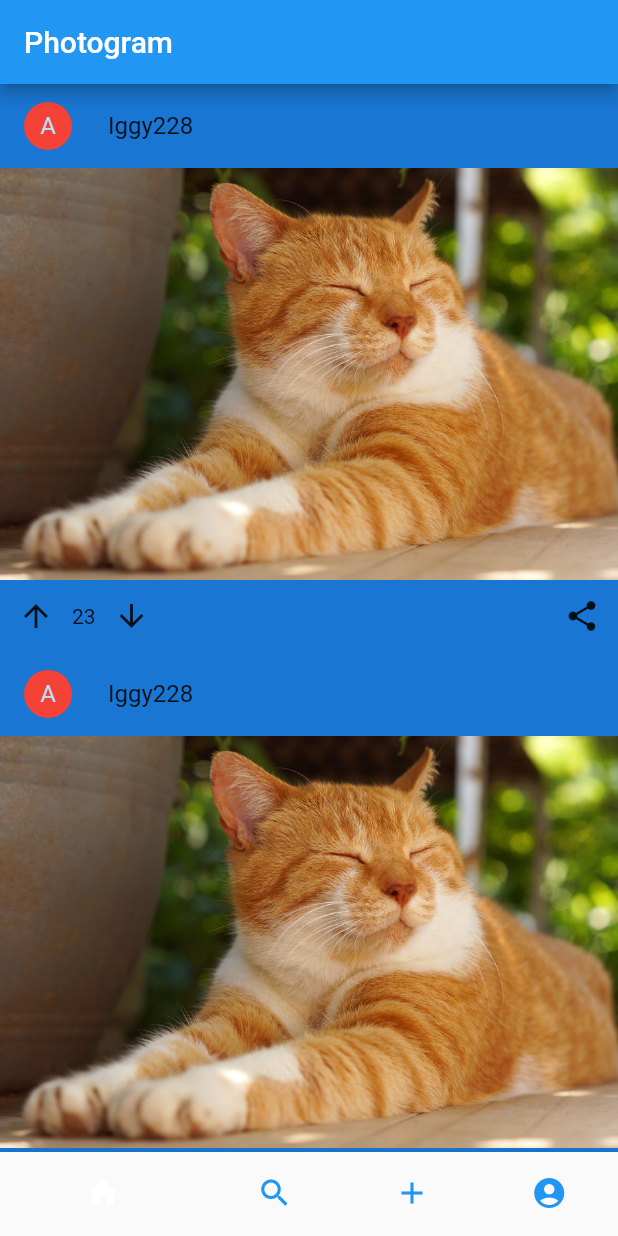
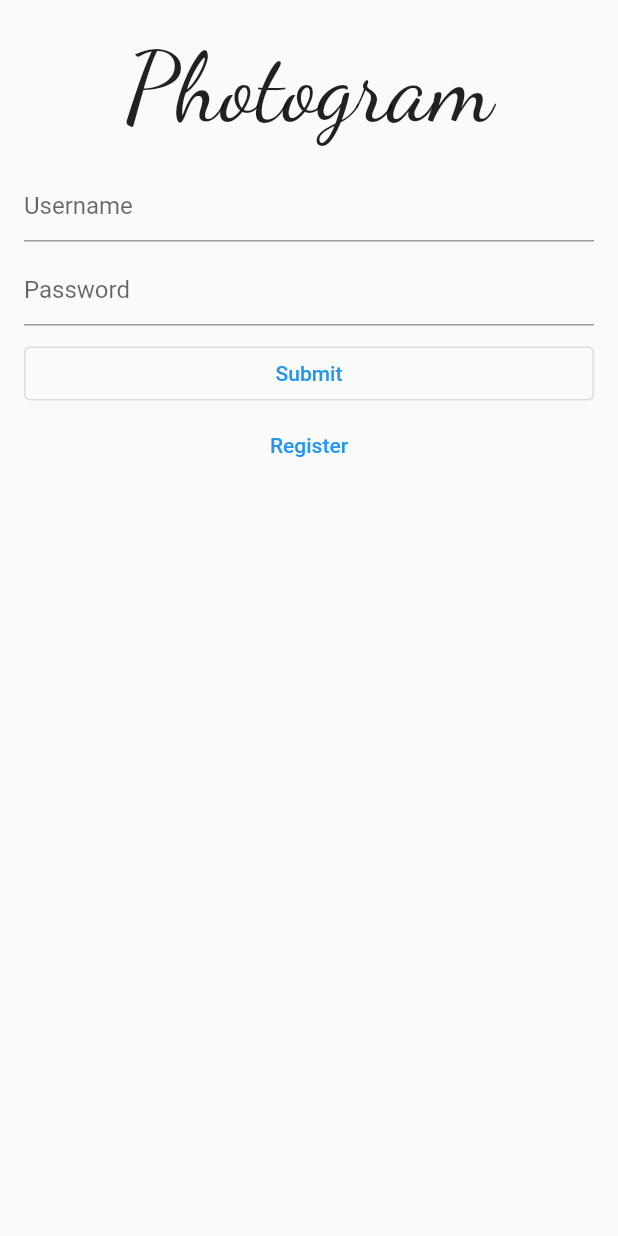
Before and after one commit to iggy228/Photogram, a Flutter app: the screen it shows after launch, on a phone screen of 412 x 824 dp. Run offline on Flutter 3.47's test engine with Material 2 defaults, Android fonts, the phone set to English and light mode, and no system bars.

Commit message:
Make basic design for login and register form.

```diff
--- a/lib/main.dart
+++ b/lib/main.dart
@@ -1,5 +1,5 @@
 import 'package:flutter/material.dart';
-import 'package:photo_gram/screen/navigation_bar_screen.dart';
+import 'package:photo_gram/screens/auth/auth.dart';
 
 void main() {
   runApp(MyApp());
@@ -11,9 +11,7 @@ class MyApp extends StatelessWidget {
   Widget build(BuildContext context) {
     return MaterialApp(
       title: 'Flutter Demo',
-      routes: {
-        '/': (context) => NavigationBarScreen(),
-      },
+      home: Auth(),
       darkTheme: ThemeData(
         brightness: Brightness.dark,
         primaryColor: Colors.grey[900],
@@ -21,7 +19,11 @@ class MyApp extends StatelessWidget {
         accentColor: Colors.white,
         iconTheme: IconThemeData(
           color: Colors.white
-        )
+        ),
+        inputDecorationTheme: InputDecorationTheme(
+          border: OutlineInputBorder(),
+          focusedBorder: OutlineInputBorder(),
+        ),
       ),
     );
   }
--- /dev/null
+++ b/lib/screens/auth/auth.dart
@@ -0,0 +1,24 @@
+import 'package:flutter/material.dart';
+import 'package:photo_gram/screens/auth/login.dart';
+import 'package:photo_gram/screens/auth/register.dart';
+
+class Auth extends StatefulWidget {
+  @override
+  _AuthState createState() => _AuthState();
+}
+
+class _AuthState extends State<Auth> {
+
+  bool showLogin = true;
+
+  void showLoginHandler() => setState(() => showLogin = !showLogin);
+
+  @override
+  Widget build(BuildContext context) {
+    return Scaffold(
+      body: SafeArea(
+        child: showLogin ? Login(showLoginHandler) : Register(showLoginHandler),
+      ),
+    );
+  }
+}
--- /dev/null
+++ b/lib/screens/auth/login.dart
@@ -0,0 +1,64 @@
+import 'package:flutter/material.dart';
+
+class Login extends StatefulWidget {
+
+  final VoidCallback showRegisterHandler;
+
+  Login(this.showRegisterHandler);
+
+  @override
+  _LoginState createState() => _LoginState();
+}
+
+class _LoginState extends State<Login> {
+
+  final GlobalKey _formKey = GlobalKey<FormState>();
+
+  String username = '';
+  String password = '';
+
+  @override
+  Widget build(BuildContext context) {
+    return Container(
+      margin: EdgeInsets.fromLTRB(16.0, 20.0, 16.0, 0.0),
+      child: Form(
+        key: _formKey,
+        child: Column(
+          crossAxisAlignment: CrossAxisAlignment.stretch,
+          children: <Widget>[
+            Text(
+              'Photogram',
+              style: TextStyle(
+                fontSize: 64.0,
+                fontFamily: 'DancingScript'
+              ),
+              textAlign: TextAlign.center,
+            ),
+            SizedBox(height: 16.0),
+            // username field
+            TextFormField(
+              decoration: InputDecoration(hintText: 'Username'),
+              onChanged: (String val) => setState(() => username = val),
+            ),
+            SizedBox(height: 8.0),
+            // password field
+            TextFormField(
+              obscureText: true,
+              decoration: InputDecoration(hintText: 'Password'),
+              onChanged: (String val) => setState(() => password = val),
+            ),
+            SizedBox(height: 8.0),
+            OutlinedButton(
+              onPressed: () {},
+              child: Text('Submit'),
+            ),
+            TextButton(
+              onPressed: widget.showRegisterHandler,
+              child: Text('Register'),
+            ),
+          ],
+        ),
+      ),
+    );
+  }
+}
--- /dev/null
+++ b/lib/screens/auth/register.dart
@@ -0,0 +1,63 @@
+import 'package:flutter/material.dart';
+
+class Register extends StatefulWidget {
+
+  final VoidCallback showLoginHandler;
+
+  Register(this.showLoginHandler);
+
+  @override
+  _RegisterState createState() => _RegisterState();
+}
+
+class _RegisterState extends State<Register> {
+
+  final GlobalKey _formKey = GlobalKey<FormState>();
+
+  String username = '';
+  String password = '';
+  String confirmPassword = '';
+
+  @override
+  Widget build(BuildContext context) {
+    return Container(
+      margin: EdgeInsets.fromLTRB(16.0, 20.0, 16.0, 0.0),
+      child: Form(
+        key: _formKey,
+        child: Column(
+          crossAxisAlignment: CrossAxisAlignment.stretch,
+          children: <Widget>[
+            // username field
+            TextFormField(
+              decoration: InputDecoration(hintText: 'Username'),
+              onChanged: (String val) => setState(() => username = val),
+            ),
+            SizedBox(height: 8.0),
+            // password field
+            TextFormField(
+              obscureText: true,
+              decoration: InputDecoration(hintText: 'Password'),
+              onChanged: (String val) => setState(() => password = val),
+            ),
+            SizedBox(height: 8.0),
+            // confirm password field
+            TextFormField(
+              obscureText: true,
+              decoration: InputDecoration(hintText: 'Repeat password'),
+              onChanged: (String val) => setState(() => confirmPassword = val),
+            ),
+            SizedBox(height: 8.0),
+            OutlinedButton(
+              onPressed: () {},
+              child: Text('Submit'),
+            ),
+            TextButton(
+              onPressed: () {},
+              child: Text('Login'),
+            ),
+          ],
+        ),
+      ),
+    );
+  }
+}
--- a/lib/screen/home_screen.dart
+++ b/lib/screens/home_screen.dart
@@ -1,5 +1,5 @@
 import 'package:flutter/material.dart';
-import 'package:photo_gram/widget/post_card.dart';
+import 'package:photo_gram/widgets/post_card.dart';
 
 class HomeScreen extends StatefulWidget {
   @override
--- a/lib/screen/navigation_bar_screen.dart
+++ b/lib/screens/navigation_bar_screen.dart
@@ -1,7 +1,7 @@
 import 'package:flutter/material.dart';
-import 'package:photo_gram/screen/home_screen.dart';
-import 'package:photo_gram/screen/profile_screen.dart';
-import 'package:photo_gram/screen/search_screen.dart';
+import 'package:photo_gram/screens/home_screen.dart';
+import 'package:photo_gram/screens/profile_screen.dart';
+import 'package:photo_gram/screens/search_screen.dart';
 
 class NavigationBarScreen extends StatefulWidget {
   AppBar homeAppBar() {
```
Also changed, not shown: pubspec.yaml (+4 -25 lines), fonts/DancingScript.ttf (added), lib/screens/profile_screen.dart (renamed from lib/screen/profile_screen.dart), lib/screens/search_screen.dart (renamed from lib/screen/search_screen.dart), lib/widgets/post_card.dart (renamed from lib/widget/post_card.dart).
